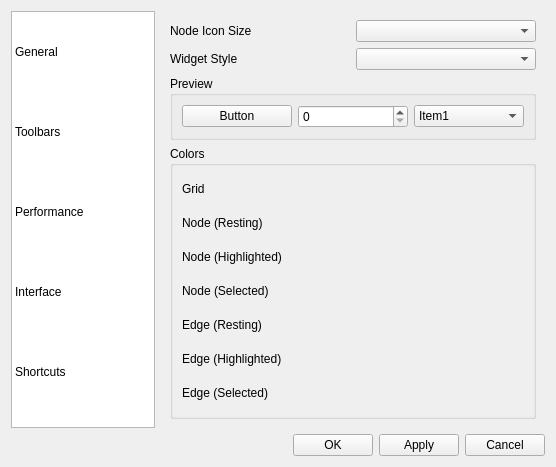
mbasaglia/Knotter, file src/dialogs/dialog_preferences.ui: the form before one commit.
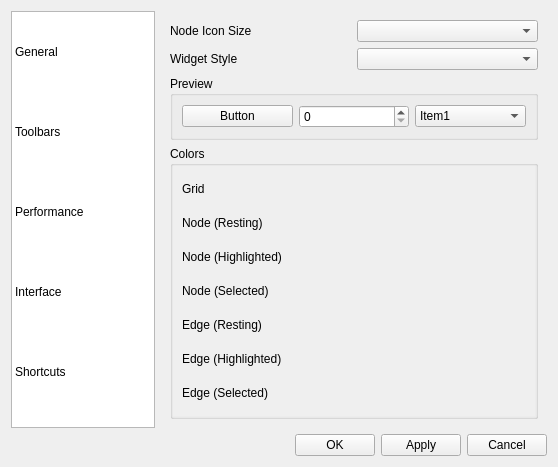
The form after the commit. The open tabs and pages were chosen to show the change. Icons and pictures are not drawn. Custom widgets are drawn as their Qt base class.

Diff of the .ui file:
```diff
--- a/src/dialogs/dialog_preferences.ui
+++ b/src/dialogs/dialog_preferences.ui
@@ -6,7 +6,7 @@
    <rect>
     <x>0</x>
     <y>0</y>
-    <width>556</width>
+    <width>558</width>
     <height>467</height>
    </rect>
   </property>
@@ -624,8 +624,8 @@
                 <rect>
                  <x>0</x>
                  <y>0</y>
-                 <width>378</width>
-                 <height>175</height>
+                 <width>380</width>
+                 <height>226</height>
                 </rect>
                </property>
                <layout class="QGridLayout" name="gridLayout_4">
```
Left out of the diff: 18 changed lines with no effect on the pictures.
